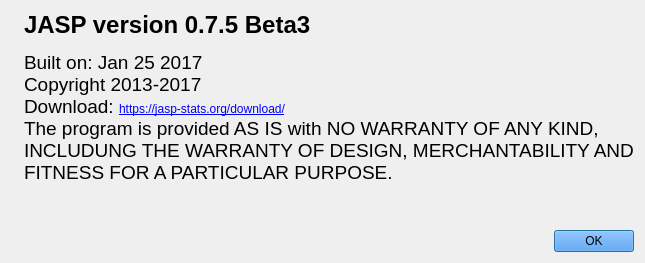
jasp-stats/jasp-desktop, file JASP-Desktop/aboutdialog.ui: the form before one commit.
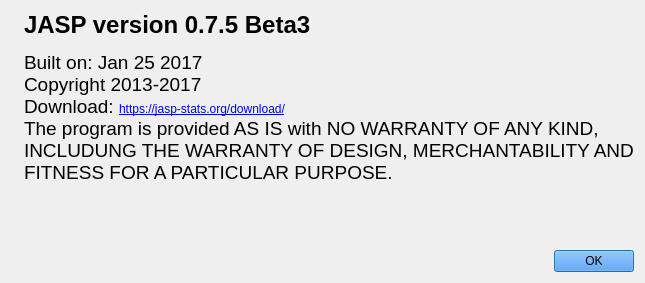
The form after the commit. Icons and pictures are not drawn.

Patch:
```diff
--- a/JASP-Desktop/aboutdialog.ui
+++ b/JASP-Desktop/aboutdialog.ui
@@ -6,8 +6,8 @@
    <rect>
     <x>0</x>
     <y>0</y>
-    <width>640</width>
-    <height>250</height>
+    <width>608</width>
+    <height>274</height>
    </rect>
   </property>
   <property name="sizePolicy">
@@ -133,6 +133,16 @@
        </item>
       </layout>
      </item>
+     <item>
+      <widget class="QLabel" name="label_3_Update">
+       <property name="text">
+        <string/>
+       </property>
+       <property name="openExternalLinks">
+        <bool>true</bool>
+       </property>
+      </widget>
+     </item>
      <item>
       <layout class="QHBoxLayout" name="horizontalLayout_2">
        <item>
```
